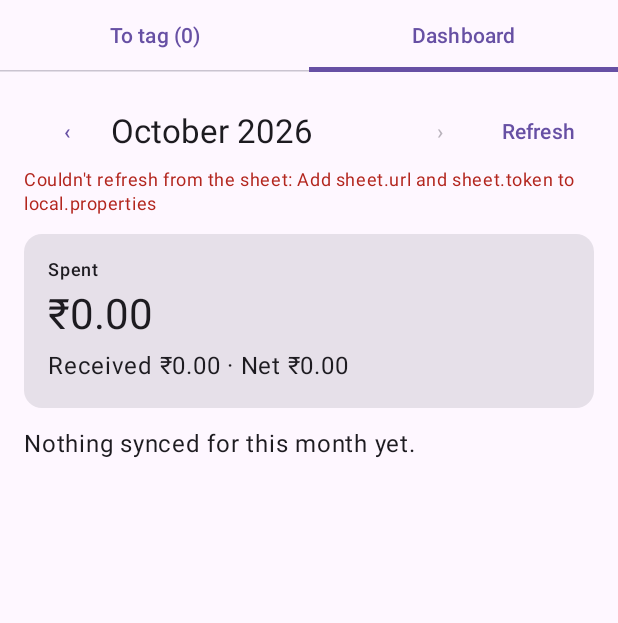
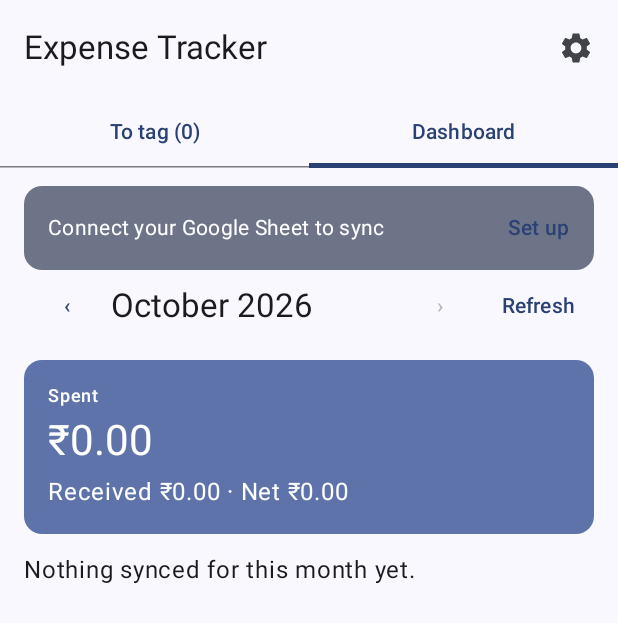
Before and after one commit to karthi-g-520d/expense-tracker, an Android app built with Jetpack Compose: the screen it shows after launch (MainActivity), tab 2 chosen, on a phone screen of 412 x 824 dp. Shown: the top 623 px of the screen. Run offline under Robolectric (Android 15) with nearby library versions, the phone set to English and light mode, and no system bars; our stand-ins replace Room's generated code.

Commit message:
Compact cards, Settings screen for the sheet connection, Material You theme
Co-Authored-By: Claude Opus 5.5 (1M context) <noreply@anthropic.com>
Claude-Session: https://claude.ai/code/session_01PvYMwTxNywMYruUtuSeqV6

```diff
--- a/app/build.gradle.kts
+++ b/app/build.gradle.kts
@@ -63,6 +63,7 @@ dependencies {
     implementation(platform(libs.androidx.compose.bom))
     implementation(libs.androidx.compose.ui)
     implementation(libs.androidx.compose.material3)
+    implementation(libs.androidx.compose.material.icons.core)
     implementation(libs.androidx.compose.ui.tooling.preview)
     implementation(libs.androidx.lifecycle.viewmodel.compose)
     implementation(libs.androidx.room.runtime)
--- a/app/src/main/java/com/karthi/expense/DashboardScreen.kt
+++ b/app/src/main/java/com/karthi/expense/DashboardScreen.kt
@@ -9,6 +9,7 @@ import androidx.compose.foundation.layout.padding
 import androidx.compose.foundation.lazy.LazyColumn
 import androidx.compose.foundation.lazy.items
 import androidx.compose.material3.Card
+import androidx.compose.material3.CardDefaults
 import androidx.compose.material3.LinearProgressIndicator
 import androidx.compose.material3.MaterialTheme
 import androidx.compose.material3.Text
@@ -22,8 +23,8 @@ import androidx.compose.runtime.remember
 import androidx.compose.runtime.setValue
 import androidx.compose.ui.Alignment
 import androidx.compose.ui.Modifier
-import androidx.compose.ui.graphics.Color
 import androidx.compose.ui.unit.dp
+import com.karthi.expense.data.Categories
 import com.karthi.expense.data.SheetTxn
 import java.text.NumberFormat
 import java.time.YearMonth
@@ -67,7 +68,10 @@ fun DashboardScreen(vm: MainViewModel) {
         }
 
         item {
-            Card(Modifier.fillMaxWidth()) {
+            Card(
+                Modifier.fillMaxWidth(),
+                colors = CardDefaults.cardColors(containerColor = MaterialTheme.colorScheme.primaryContainer),
+            ) {
                 Column(Modifier.padding(16.dp), verticalArrangement = Arrangement.spacedBy(4.dp)) {
                     Text("Spent", style = MaterialTheme.typography.labelMedium)
                     Text(rupees.format(spent), style = MaterialTheme.typography.headlineMedium)
@@ -99,7 +103,7 @@ private fun CategoryRow(c: CategoryTotal, monthTotal: Double) {
 
     Column(Modifier.fillMaxWidth().clickable { expanded = !expanded }.padding(vertical = 4.dp)) {
         Row(Modifier.fillMaxWidth()) {
-            Text(c.category, modifier = Modifier.weight(1f))
+            Text(Categories.label(c.category), modifier = Modifier.weight(1f))
             Text("${rupees.format(c.total)}  ${(share * 100).toInt()}%")
         }
         LinearProgressIndicator(progress = { share }, modifier = Modifier.fillMaxWidth().padding(top = 4.dp))
@@ -111,7 +115,7 @@ private fun CategoryRow(c: CategoryTotal, monthTotal: Double) {
                         Text(
                             listOfNotNull(t.date, t.reason).joinToString(" · "),
                             style = MaterialTheme.typography.bodySmall,
-                            color = Color.Gray,
+                            color = MaterialTheme.colorScheme.onSurfaceVariant,
                         )
                     }
                     Text(rupees.format(t.amount), style = MaterialTheme.typography.bodyMedium)
--- a/app/src/main/java/com/karthi/expense/MainActivity.kt
+++ b/app/src/main/java/com/karthi/expense/MainActivity.kt
@@ -4,23 +4,41 @@ import android.Manifest
 import android.content.pm.PackageManager
 import android.os.Bundle
 import androidx.activity.ComponentActivity
+import androidx.activity.compose.BackHandler
 import androidx.activity.compose.rememberLauncherForActivityResult
 import androidx.activity.compose.setContent
+import androidx.activity.enableEdgeToEdge
 import androidx.activity.result.contract.ActivityResultContracts
+import androidx.compose.foundation.ExperimentalFoundationApi
 import androidx.compose.foundation.layout.Arrangement
 import androidx.compose.foundation.layout.Column
+import androidx.compose.foundation.layout.PaddingValues
+import androidx.compose.foundation.layout.Row
 import androidx.compose.foundation.layout.fillMaxSize
 import androidx.compose.foundation.layout.fillMaxWidth
+import androidx.compose.foundation.layout.navigationBarsPadding
 import androidx.compose.foundation.layout.padding
-import androidx.compose.foundation.layout.safeDrawingPadding
 import androidx.compose.foundation.lazy.LazyColumn
 import androidx.compose.foundation.lazy.items
+import androidx.compose.material.icons.Icons
+import androidx.compose.material.icons.automirrored.filled.ArrowBack
+import androidx.compose.material.icons.filled.Settings
 import androidx.compose.material3.Button
+import androidx.compose.material3.Card
+import androidx.compose.material3.CardDefaults
+import androidx.compose.material3.ExperimentalMaterial3Api
+import androidx.compose.material3.HorizontalDivider
+import androidx.compose.material3.Icon
+import androidx.compose.material3.IconButton
+import androidx.compose.material3.LinearProgressIndicator
 import androidx.compose.material3.MaterialTheme
+import androidx.compose.material3.Scaffold
 import androidx.compose.material3.Surface
 import androidx.compose.material3.Tab
 import androidx.compose.material3.TabRow
 import androidx.compose.material3.Text
+import androidx.compose.material3.TextButton
+import androidx.compose.material3.TopAppBar
 import androidx.compose.runtime.Composable
 import androidx.compose.runtime.LaunchedEffect
 import androidx.compose.runtime.collectAsState
@@ -28,18 +46,24 @@ import androidx.compose.runtime.getValue
 import androidx.compose.runtime.mutableIntStateOf
 import androidx.compose.runtime.mutableStateOf
 import androidx.compose.runtime.remember
+import androidx.compose.runtime.saveable.rememberSaveable
 import androidx.compose.runtime.setValue
+import androidx.compose.ui.Alignment
 import androidx.compose.ui.Modifier
 import androidx.compose.ui.platform.LocalContext
 import androidx.compose.ui.unit.dp
 import androidx.core.content.ContextCompat
 import androidx.lifecycle.viewmodel.compose.viewModel
+import java.time.LocalDate
+import java.time.format.DateTimeFormatter
+import java.util.Locale
 
 class MainActivity : ComponentActivity() {
     override fun onCreate(savedInstanceState: Bundle?) {
+        enableEdgeToEdge()
         super.onCreate(savedInstanceState)
         setContent {
-            MaterialTheme {
+            ExpenseTheme {
                 Surface(Modifier.fillMaxSize()) {
                     MainScreen()
                 }
@@ -48,25 +72,100 @@ class MainActivity : ComponentActivity() {
     }
 }
 
+@OptIn(ExperimentalMaterial3Api::class)
 @Composable
 private fun MainScreen(vm: MainViewModel = viewModel()) {
-    var tab by remember { mutableIntStateOf(0) }
+    var tab by rememberSaveable { mutableIntStateOf(0) }
+    var showSettings by rememberSaveable { mutableStateOf(false) }
     val pending by vm.unsynced.collectAsState()
 
-    Column(Modifier.safeDrawingPadding()) {
+    BackHandler(enabled = showSettings) { showSettings = false }
+
+    Scaffold(
+        topBar = {
+            TopAppBar(
+                title = { Text(if (showSettings) "Settings" else "Expense Tracker") },
+                navigationIcon = {
+                    if (showSettings) {
+                        IconButton(onClick = { showSettings = false }) {
+                            Icon(Icons.AutoMirrored.Filled.ArrowBack, contentDescription = "Back")
+                        }
+                    }
+                },
+                actions = {
+                    if (!showSettings) {
+                        IconButton(onClick = { showSettings = true }) {
+                            Icon(Icons.Filled.Settings, contentDescription = "Settings")
+                        }
+                    }
+                },
+            )
+        },
+        bottomBar = { if (!showSettings && tab == 0) SyncBar(vm, pending.size, pending.count { it.category != null }) },
+    ) { padding ->
+        Column(Modifier.padding(padding)) {
+            if (showSettings) {
+                SettingsScreen(vm)
+                return@Column
+            }
             TabRow(selectedTabIndex = tab) {
                 Tab(selected = tab == 0, onClick = { tab = 0 }, text = { Text("To tag (${pending.size})") })
                 Tab(selected = tab == 1, onClick = { tab = 1 }, text = { Text("Dashboard") })
             }
-        Column(Modifier.padding(16.dp)) {
+            if (!vm.sheetConfigured) {
+                ConnectBanner(onOpenSettings = { showSettings = true })
+            }
             when (tab) {
                 0 -> TagScreen(vm)
-                else -> DashboardScreen(vm)
+                else -> Column(Modifier.padding(horizontal = 16.dp)) { DashboardScreen(vm) }
             }
         }
     }
 }
 
+@Composable
+private fun ConnectBanner(onOpenSettings: () -> Unit) {
+    Card(
+        Modifier.fillMaxWidth().padding(start = 16.dp, end = 16.dp, top = 12.dp),
+        colors = CardDefaults.cardColors(containerColor = MaterialTheme.colorScheme.secondaryContainer),
+    ) {
+        Row(Modifier.padding(start = 16.dp, end = 4.dp, top = 4.dp, bottom = 4.dp), verticalAlignment = Alignment.CenterVertically) {
+            Text("Connect your Google Sheet to sync", modifier = Modifier.weight(1f), style = MaterialTheme.typography.bodyMedium)
+            TextButton(onClick = onOpenSettings) { Text("Set up") }
+        }
+    }
+}
+
+/** Progress of tagging plus the Sync button, pinned to the bottom of the To tag tab. */
+@Composable
+private fun SyncBar(vm: MainViewModel, total: Int, tagged: Int) {
+    if (total == 0 && vm.syncMessage == null) return
+    Surface(tonalElevation = 3.dp, shadowElevation = 6.dp) {
+        Column(
+            Modifier.fillMaxWidth().navigationBarsPadding().padding(horizontal = 16.dp, vertical = 10.dp),
+            verticalArrangement = Arrangement.spacedBy(8.dp),
+        ) {
+            vm.syncMessage?.let { Text(it, style = MaterialTheme.typography.bodySmall) }
+            if (total > 0) {
+                Row(verticalAlignment = Alignment.CenterVertically) {
+                    Text("$tagged of $total tagged", style = MaterialTheme.typography.labelLarge, modifier = Modifier.weight(1f))
+                }
+                LinearProgressIndicator(progress = { tagged.toFloat() / total }, modifier = Modifier.fillMaxWidth())
+            }
+            Button(
+                onClick = vm::sync,
+                enabled = tagged > 0 && vm.sheetConfigured && !vm.syncing,
+                modifier = Modifier.fillMaxWidth(),
+            ) {
+                Text(if (vm.syncing) "Syncing…" else "Sync $tagged to Google Sheet")
+            }
+        }
+    }
+}
+
+private val dayHeader = DateTimeFormatter.ofPattern("EEE, d MMM", Locale.ENGLISH)
+
+@OptIn(ExperimentalFoundationApi::class)
 @Composable
 private fun TagScreen(vm: MainViewModel) {
     val context = LocalContext.current
@@ -84,36 +183,49 @@ private fun TagScreen(vm: MainViewModel) {
         if (hasSmsPermission) vm.importSms() else askPermission.launch(Manifest.permission.READ_SMS)
     }
 
-    val txns by vm.unsynced.collectAsState()
-    val taggedCount = txns.count { it.category != null }
-
-    Column(verticalArrangement = Arrangement.spacedBy(12.dp)) {
     if (!hasSmsPermission) {
+        Column(Modifier.padding(16.dp), verticalArrangement = Arrangement.spacedBy(12.dp)) {
             Text("SMS permission is needed to find your bank transactions.")
             Button(onClick = { askPermission.launch(Manifest.permission.READ_SMS) }) { Text("Allow SMS access") }
-            return@Column
+        }
+        return
     }
 
+    val txns by vm.unsynced.collectAsState()
+    if (vm.importing) LinearProgressIndicator(modifier = Modifier.fillMaxWidth())
+
+    if (txns.isEmpty()) {
+        Column(Modifier.fillMaxWidth().padding(32.dp), horizontalAlignment = Alignment.CenterHorizontally) {
+            Text("🎉", style = MaterialTheme.typography.displaySmall)
+            Text("All caught up", style = MaterialTheme.typography.titleMedium)
             Text(
-            when {
-                vm.importing -> "Reading new SMS…"
-                vm.lastImportCount != null -> "${vm.lastImportCount} new · ${txns.size} waiting to sync"
-                else -> "${txns.size} waiting to sync"
-            },
-            style = MaterialTheme.typography.titleMedium,
+                "New bank SMS will show up here.",
+                style = MaterialTheme.typography.bodyMedium,
+                color = MaterialTheme.colorScheme.onSurfaceVariant,
             )
+        }
+        return
+    }
 
-        Button(
-            onClick = vm::sync,
-            enabled = taggedCount > 0 && !vm.syncing,
-            modifier = Modifier.fillMaxWidth(),
+    LazyColumn(
+        contentPadding = PaddingValues(start = 16.dp, end = 16.dp, bottom = 16.dp),
+        verticalArrangement = Arrangement.spacedBy(10.dp),
     ) {
-            Text(if (vm.syncing) "Syncing…" else "Sync $taggedCount of ${txns.size} to Google Sheet")
+        txns.groupBy { it.date }.forEach { (date, dayTxns) ->
+            stickyHeader(key = "h-$date") {
+                Surface(Modifier.fillMaxWidth()) {
+                    Column {
+                        Text(
+                            runCatching { LocalDate.parse(date).format(dayHeader) }.getOrDefault(date),
+                            style = MaterialTheme.typography.labelLarge,
+                            color = MaterialTheme.colorScheme.primary,
+                            modifier = Modifier.padding(top = 12.dp, bottom = 6.dp),
+                        )
+                        HorizontalDivider()
                     }
-        vm.syncMessage?.let { Text(it, style = MaterialTheme.typography.bodySmall) }
-
-        LazyColumn(verticalArrangement = Arrangement.spacedBy(8.dp)) {
-            items(txns, key = { it.id }) { t ->
+                }
+            }
+            items(dayTxns, key = { it.id }) { t ->
                 TxnCard(t) { category, reason -> vm.tag(t.id, category, reason) }
             }
         }
--- a/app/src/main/java/com/karthi/expense/MainViewModel.kt
+++ b/app/src/main/java/com/karthi/expense/MainViewModel.kt
@@ -9,6 +9,7 @@ import androidx.lifecycle.viewModelScope
 import com.karthi.expense.data.AppDatabase
 import com.karthi.expense.data.PendingTxn
 import com.karthi.expense.data.SheetClient
+import com.karthi.expense.data.SheetSettings
 import com.karthi.expense.data.SheetTxn
 import com.karthi.expense.data.SmsImporter
 import kotlinx.coroutines.flow.SharingStarted
@@ -22,7 +23,8 @@ class MainViewModel(app: Application) : AndroidViewModel(app) {
     private val dao = db.pendingTxnDao()
     private val sheetDao = db.sheetTxnDao()
     private val importer = SmsImporter(app, dao)
-    private val sheet = SheetClient()
+    private val settings = SheetSettings(app)
+    private val sheet = SheetClient(settings)
 
     val unsynced: StateFlow<List<PendingTxn>> =
         dao.observeUnsynced().stateIn(viewModelScope, SharingStarted.WhileSubscribed(5_000), emptyList())
@@ -30,6 +32,21 @@ class MainViewModel(app: Application) : AndroidViewModel(app) {
     /** Cached copy of the sheet, shown on the dashboard even when offline. */
     val sheetRows: StateFlow<List<SheetTxn>> =
         sheetDao.observeAll().stateIn(viewModelScope, SharingStarted.WhileSubscribed(5_000), emptyList())
+
+    // Sheet connection, as shown on the Settings screen.
+    var sheetUrlSetting by mutableStateOf(settings.url)
+        private set
+    var sheetTokenSetting by mutableStateOf(settings.token)
+        private set
+    var sheetConfigured by mutableStateOf(settings.isConfigured)
+        private set
+    /** Link to open the spreadsheet itself; known after the first successful fetch. */
+    var spreadsheetLink by mutableStateOf(settings.sheetUrl)
+        private set
+    var testing by mutableStateOf(false)
+        private set
+    var testResult by mutableStateOf<String?>(null)
+        private set
 
     var refreshing by mutableStateOf(false)
         private set
@@ -48,7 +65,7 @@ class MainViewModel(app: Application) : AndroidViewModel(app) {
     var syncing by mutableStateOf(false)
         private set
 
-    /** Result of the last sync, shown under the Sync button. */
+    /** Result of the last sync, shown above the Sync button. */
     var syncMessage by mutableStateOf<String?>(null)
         private set
 
@@ -62,6 +79,12 @@ class MainViewModel(app: Application) : AndroidViewModel(app) {
                 importing = false
             }
         }
+    }
+
+    /** Forgets the read checkpoint and re-reads this month's SMS (duplicates are skipped). */
+    fun rescanThisMonth() {
+        importer.rescanThisMonth()
+        importSms()
     }
 
     fun tag(id: String, category: String?, reason: String?) {
@@ -93,11 +116,13 @@ class MainViewModel(app: Application) : AndroidViewModel(app) {
 
     /** Re-downloads the sheet into the on-phone cache. */
     fun refreshDashboard() {
-        if (refreshing) return
+        if (refreshing || !settings.isConfigured) return
         refreshing = true
         viewModelScope.launch {
             refreshError = try {
-                sheetDao.replaceAll(sheet.fetchAll())
+                val data = sheet.fetchAll()
+                sheetDao.replaceAll(data.rows)
+                rememberSpreadsheetLink(data.sheetUrl)
                 null
             } catch (e: Exception) {
                 "Couldn't refresh from the sheet: ${e.message}"
@@ -106,4 +131,37 @@ class MainViewModel(app: Application) : AndroidViewModel(app) {
             }
         }
     }
+
+    fun saveSheetSettings(url: String, token: String) {
+        settings.save(url, token)
+        sheetUrlSetting = settings.url
+        sheetTokenSetting = settings.token
+        sheetConfigured = settings.isConfigured
+        spreadsheetLink = null
+        testResult = null
+    }
+
+    /** Fetches the sheet once to prove the link and token work. */
+    fun testConnection() {
+        if (testing) return
+        testing = true
+        viewModelScope.launch {
+            testResult = try {
+                val data = sheet.fetchAll()
+                rememberSpreadsheetLink(data.sheetUrl)
+                "✅ Connected · ${data.rows.size} rows in the sheet"
+            } catch (e: Exception) {
+                "❌ ${e.message}"
+            } finally {
+                testing = false
+            }
+        }
+    }
+
+    private fun rememberSpreadsheetLink(link: String?) {
+        if (link != null) {
+            settings.sheetUrl = link
+            spreadsheetLink = link
+        }
+    }
 }
--- /dev/null
+++ b/app/src/main/java/com/karthi/expense/Theme.kt
@@ -0,0 +1,29 @@
+package com.karthi.expense
+
+import android.os.Build
+import androidx.compose.foundation.isSystemInDarkTheme
+import androidx.compose.material3.MaterialTheme
+import androidx.compose.material3.darkColorScheme
+import androidx.compose.material3.dynamicDarkColorScheme
+import androidx.compose.material3.dynamicLightColorScheme
+import androidx.compose.material3.lightColorScheme
+import androidx.compose.runtime.Composable
+import androidx.compose.ui.graphics.Color
+import androidx.compose.ui.platform.LocalContext
+
+val DebitRed = Color(0xFFD32F2F)
+val CreditGreen = Color(0xFF2E7D32)
+
+/** Uses the phone's wallpaper colours on Android 12+, and follows dark mode. */
+@Composable
+fun ExpenseTheme(content: @Composable () -> Unit) {
+    val dark = isSystemInDarkTheme()
+    val context = LocalContext.current
+    val colors = when {
+        Build.VERSION.SDK_INT >= Build.VERSION_CODES.S ->
+            if (dark) dynamicDarkColorScheme(context) else dynamicLightColorScheme(context)
+        dark -> darkColorScheme()
+        else -> lightColorScheme()
+    }
+    MaterialTheme(colorScheme = colors, content = content)
+}
--- a/app/src/main/java/com/karthi/expense/data/SheetClient.kt
+++ b/app/src/main/java/com/karthi/expense/data/SheetClient.kt
@@ -1,6 +1,5 @@
 package com.karthi.expense.data
 
-import com.karthi.expense.BuildConfig
 import kotlinx.coroutines.Dispatchers
 import kotlinx.coroutines.withContext
 import org.json.JSONArray
@@ -10,15 +9,18 @@ import java.net.HttpURLConnection
 import java.net.URL
 import java.net.URLEncoder
 
-/** Talks to the Apps Script web app in sheet/Code.gs. */
-class SheetClient(
-    private val url: String = BuildConfig.SHEET_URL,
-    private val token: String = BuildConfig.SHEET_TOKEN,
-) {
+/** Rows in the sheet, plus the spreadsheet's own link when the script reports it. */
+class SheetData(val rows: List<SheetTxn>, val sheetUrl: String?)
+
+/** Talks to the Apps Script web app in sheet/Code.gs. Reads the link and token at call time. */
+class SheetClient(private val settings: SheetSettings) {
+
+    private val url get() = settings.url
+    private val token get() = settings.token
 
     /** Appends [txns] to the sheet. Returns the ids the sheet confirmed. */
     suspend fun push(txns: List<PendingTxn>): List<String> = withContext(Dispatchers.IO) {
-        check(url.isNotEmpty() && token.isNotEmpty()) { "Add sheet.url and sheet.token to local.properties" }
+        check(settings.isConfigured) { "Connect your Google Sheet in Settings" }
 
         val rows = JSONArray()
         txns.forEach { t ->
@@ -39,13 +41,13 @@ class SheetClient(
     }
 
     /** Downloads every row in the sheet, for the dashboard. */
-    suspend fun fetchAll(): List<SheetTxn> = withContext(Dispatchers.IO) {
-        check(url.isNotEmpty() && token.isNotEmpty()) { "Add sheet.url and sheet.token to local.properties" }
+    suspend fun fetchAll(): SheetData = withContext(Dispatchers.IO) {
+        check(settings.isConfigured) { "Connect your Google Sheet in Settings" }
 
         val res = JSONObject(get("$url?token=${URLEncoder.encode(token, "UTF-8")}"))
         if (res.has("error")) throw IOException("Sheet error: ${res.getString("error")}")
         val rows = res.getJSONArray("rows")
-        List(rows.length()) { i ->
+        val txns = List(rows.length()) { i ->
             val r = rows.getJSONObject(i)
             SheetTxn(
                 id = r.getString("id"),
@@ -58,6 +60,7 @@ class SheetClient(
                 reason = r.optString("reason").ifEmpty { null },
             )
         }
+        SheetData(txns, res.optString("sheetUrl").ifEmpty { null })
     }
 
     // Apps Script answers a POST with a 302 to a URL that must be fetched with GET.
--- /dev/null
+++ b/app/src/main/java/com/karthi/expense/data/SheetSettings.kt
@@ -0,0 +1,37 @@
+package com.karthi.expense.data
+
+import android.content.Context
+import com.karthi.expense.BuildConfig
+
+/**
+ * Where the Apps Script web app lives, entered on the Settings screen.
+ * Falls back to the values baked in at build time (local.properties / CI secrets).
+ */
+class SheetSettings(context: Context) {
+
+    private val prefs = context.getSharedPreferences("sheet_settings", Context.MODE_PRIVATE)
+
+    val url: String get() = prefs.getString(KEY_URL, null) ?: BuildConfig.SHEET_URL
+    val token: String get() = prefs.getString(KEY_TOKEN, null) ?: BuildConfig.SHEET_TOKEN
+
+    /** Link to the spreadsheet itself, learned from the web app on the last successful fetch. */
+    var sheetUrl: String?
+        get() = prefs.getString(KEY_SHEET_URL, null)
+        set(value) = prefs.edit().putString(KEY_SHEET_URL, value).apply()
+
+    val isConfigured: Boolean get() = url.isNotBlank() && token.isNotBlank()
+
+    fun save(url: String, token: String) {
+        prefs.edit()
+            .putString(KEY_URL, url.trim())
+            .putString(KEY_TOKEN, token.trim())
+            .remove(KEY_SHEET_URL)
+            .apply()
+    }
+
+    private companion object {
+        const val KEY_URL = "url"
+        const val KEY_TOKEN = "token"
+        const val KEY_SHEET_URL = "sheet_url"
+    }
+}
--- a/app/src/main/java/com/karthi/expense/data/SmsImporter.kt
+++ b/app/src/main/java/com/karthi/expense/data/SmsImporter.kt
@@ -45,6 +45,11 @@ class SmsImporter(private val context: Context, private val dao: PendingTxnDao)
         added
     }
 
+    /** Next import re-reads from the 1st of this month. Already-stored SMS are skipped by id. */
+    fun rescanThisMonth() {
+        prefs.edit().remove(KEY_LAST_SMS_TIME).apply()
+    }
+
     // First run looks back to the 1st of the current month rather than the whole inbox.
     private fun startOfThisMonth(): Long =
         LocalDate.now().withDayOfMonth(1).atStartOfDay(ZoneId.systemDefault()).toInstant().toEpochMilli()
--- a/gradle/libs.versions.toml
+++ b/gradle/libs.versions.toml
@@ -15,6 +15,7 @@ androidx-activity-compose = { group = "androidx.activity", name = "activity-comp
 androidx-compose-bom = { group = "androidx.compose", name = "compose-bom", version.ref = "composeBom" }
 androidx-compose-ui = { group = "androidx.compose.ui", name = "ui" }
 androidx-compose-material3 = { group = "androidx.compose.material3", name = "material3" }
+androidx-compose-material-icons-core = { group = "androidx.compose.material", name = "material-icons-core" }
 androidx-compose-ui-tooling-preview = { group = "androidx.compose.ui", name = "ui-tooling-preview" }
 junit = { group = "junit", name = "junit", version.ref = "junit" }
 androidx-room-runtime = { group = "androidx.room", name = "room-runtime", version.ref = "room" }
```
Also changed, not shown: app/src/main/java/com/karthi/expense/SettingsScreen.kt (added, +109 -0 lines), app/src/main/java/com/karthi/expense/TxnCard.kt (+50 -18 lines), app/src/main/java/com/karthi/expense/data/Categories.kt (+11 -1 lines), 2 other files. Lines whose indentation alone changed are shown as unchanged.
